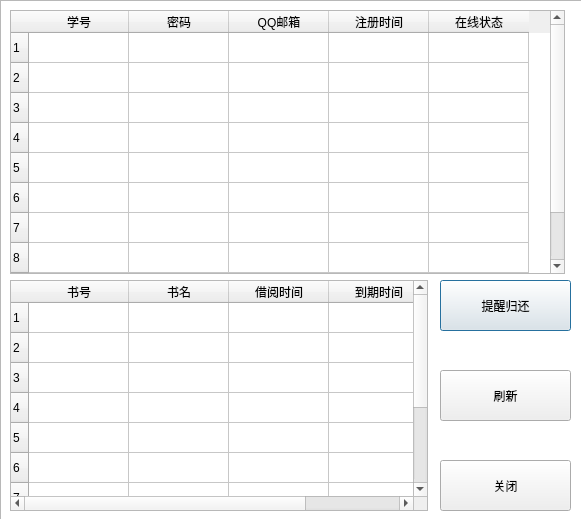
The window that manageusers.ui (banlanzs/317LibrarySystem) describes before a commit, drawn with Qt 5.
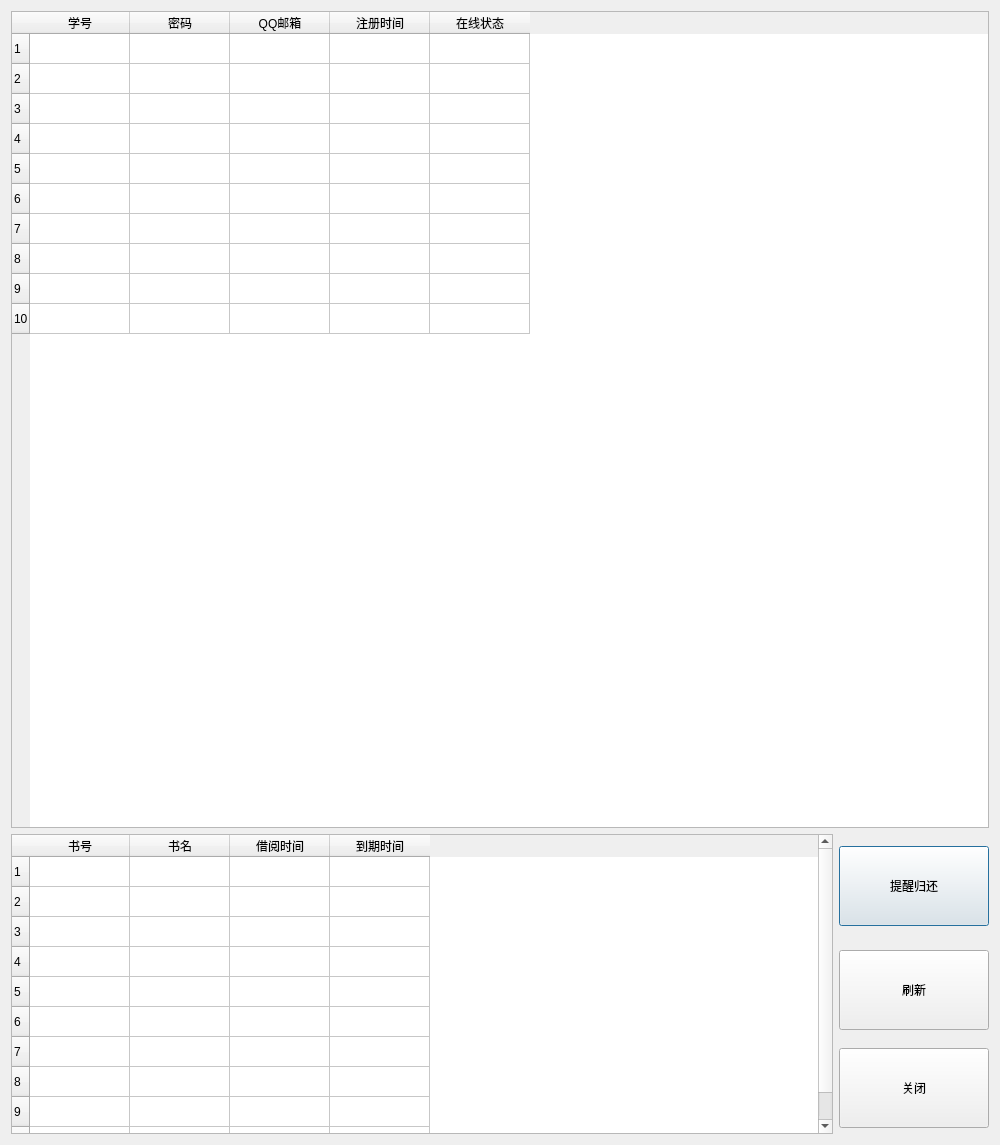
The same window after the commit. Icons and pictures are not drawn.

The edit to the form file:
```diff
--- a/manageusers.ui
+++ b/manageusers.ui
@@ -6,22 +6,16 @@
    <rect>
     <x>0</x>
     <y>0</y>
-    <width>581</width>
-    <height>519</height>
+    <width>1000</width>
+    <height>1145</height>
    </rect>
   </property>
   <property name="windowTitle">
    <string>Dialog</string>
   </property>
+  <layout class="QGridLayout" name="gridLayout">
+   <item row="0" column="0" colspan="2">
   <widget class="QTableWidget" name="usersTable">
-   <property name="geometry">
-    <rect>
-     <x>10</x>
-     <y>10</y>
-     <width>555</width>
-     <height>264</height>
-    </rect>
-   </property>
    <property name="minimumSize">
     <size>
      <width>541</width>
@@ -104,19 +98,13 @@
     </property>
    </column>
   </widget>
+   </item>
+   <item row="1" column="0" rowspan="3">
   <widget class="QTableWidget" name="borrowTableWidget">
-   <property name="geometry">
-    <rect>
-     <x>10</x>
-     <y>280</y>
-     <width>418</width>
-     <height>231</height>
-    </rect>
-   </property>
    <property name="minimumSize">
     <size>
-     <width>381</width>
-     <height>221</height>
+       <width>420</width>
+       <height>300</height>
     </size>
    </property>
    <row>
@@ -190,83 +178,47 @@
     </property>
    </column>
   </widget>
+   </item>
+   <item row="1" column="1">
   <widget class="QPushButton" name="remindreturnButton">
-   <property name="geometry">
-    <rect>
-     <x>440</x>
-     <y>280</y>
-     <width>131</width>
-     <height>51</height>
-    </rect>
-   </property>
    <property name="minimumSize">
     <size>
-     <width>131</width>
-     <height>51</height>
+       <width>150</width>
+       <height>80</height>
     </size>
    </property>
    <property name="text">
     <string>提醒归还</string>
    </property>
   </widget>
-  <widget class="QPushButton" name="closeButton">
-   <property name="geometry">
-    <rect>
-     <x>440</x>
-     <y>460</y>
-     <width>131</width>
-     <height>51</height>
-    </rect>
-   </property>
-   <property name="minimumSize">
-    <size>
-     <width>131</width>
-     <height>51</height>
-    </size>
-   </property>
-   <property name="text">
-    <string>关闭</string>
-   </property>
-  </widget>
+   </item>
+   <item row="2" column="1">
   <widget class="QPushButton" name="refreshButton">
-   <property name="geometry">
-    <rect>
-     <x>440</x>
-     <y>370</y>
-     <width>131</width>
-     <height>51</height>
-    </rect>
-   </property>
    <property name="minimumSize">
     <size>
-     <width>131</width>
-     <height>51</height>
+       <width>150</width>
+       <height>80</height>
     </size>
    </property>
    <property name="text">
     <string>刷新</string>
    </property>
   </widget>
-  <widget class="QGraphicsView" name="graphicsView">
-   <property name="geometry">
-    <rect>
-     <x>0</x>
-     <y>0</y>
-     <width>591</width>
-     <height>521</height>
-    </rect>
-   </property>
+   </item>
+   <item row="3" column="1">
+    <widget class="QPushButton" name="closeButton">
    <property name="minimumSize">
     <size>
-     <width>591</width>
-     <height>521</height>
-    </size>
-   </property>
-   <property name="styleSheet">
-    <string notr="true">background-image: url(:/new/prefix1/background.png);</string>
-   </property>
-  </widget>
-  <zorder>graphicsView</zorder>
+       <width>150</width>
+       <height>80</height>
+      </size>
+     </property>
+     <property name="text">
+      <string>关闭</string>
+     </property>
+    </widget>
+   </item>
+  </layout>
   <zorder>usersTable</zorder>
   <zorder>borrowTableWidget</zorder>
   <zorder>remindreturnButton</zorder>
```
Lines whose indentation alone changed are shown as unchanged.
